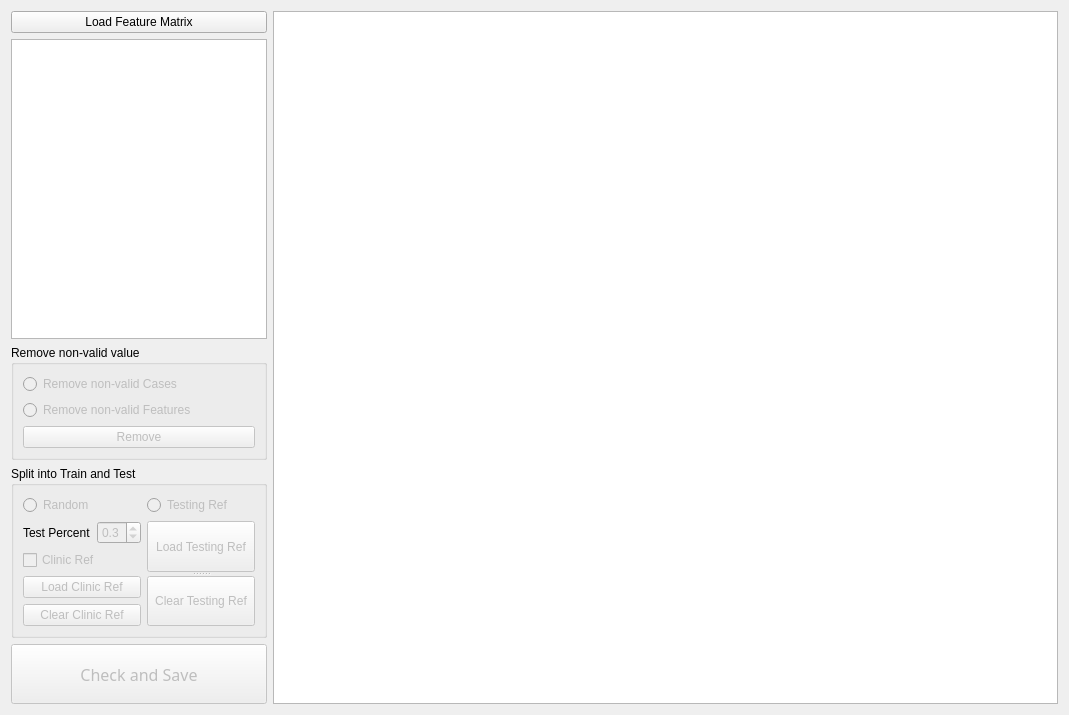
Old version of the form GUI/Prepare.ui in the repository salan668/FAE.
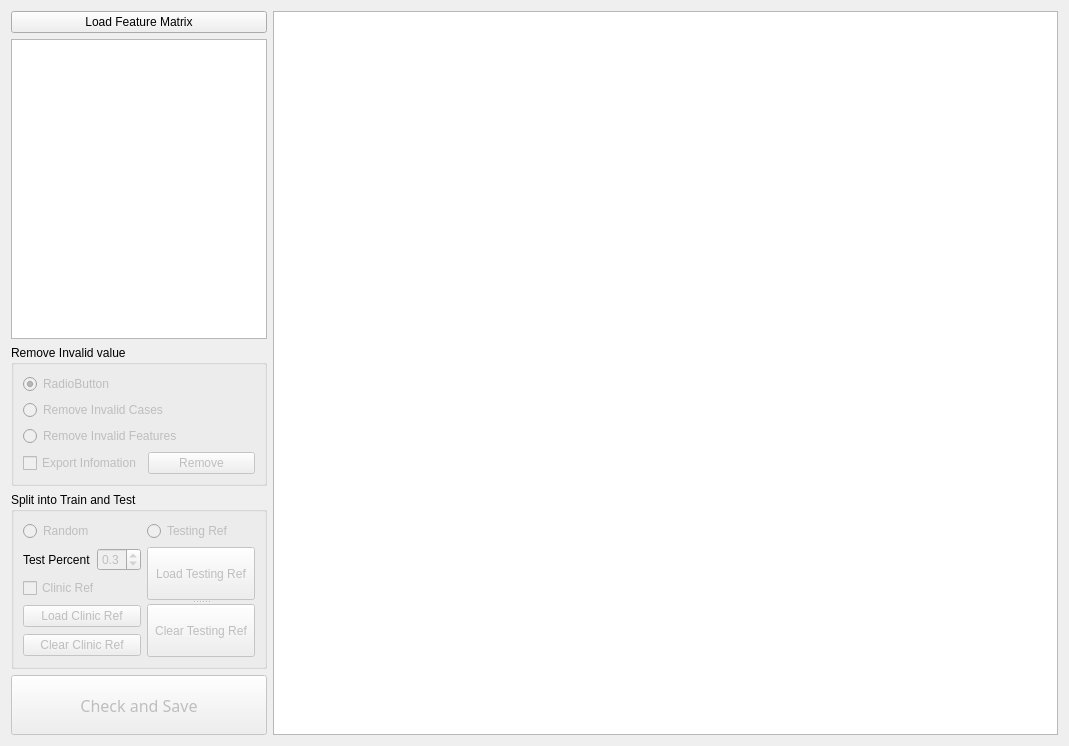
New version of the form.

Commit message: Implement the UI of Remove invalid features in Prepare.

```diff
--- a/GUI/Prepare.ui
+++ b/GUI/Prepare.ui
@@ -7,7 +7,7 @@
     <x>0</x>
     <y>0</y>
     <width>1069</width>
-    <height>697</height>
+    <height>746</height>
    </rect>
   </property>
   <property name="windowTitle">
@@ -83,18 +83,31 @@
           </size>
          </property>
          <property name="title">
-          <string>Remove non-valid value</string>
+          <string>Remove Invalid value</string>
          </property>
          <layout class="QGridLayout" name="gridLayout">
           <item row="0" column="0">
            <layout class="QVBoxLayout" name="verticalLayout_2">
+            <item>
+             <widget class="QRadioButton" name="radioRemoveNone">
+              <property name="enabled">
+               <bool>false</bool>
+              </property>
+              <property name="text">
+               <string>RadioButton</string>
+              </property>
+              <property name="checked">
+               <bool>true</bool>
+              </property>
+             </widget>
+            </item>
             <item>
              <widget class="QRadioButton" name="radioRemoveNonvalidCases">
               <property name="enabled">
                <bool>false</bool>
               </property>
               <property name="text">
-               <string>Remove non-valid Cases</string>
+               <string>Remove Invalid Cases</string>
               </property>
              </widget>
             </item>
@@ -104,12 +117,24 @@
                <bool>false</bool>
               </property>
               <property name="text">
-               <string>Remove non-valid Features</string>
+               <string>Remove Invalid Features</string>
               </property>
              </widget>
             </item>
             <item>
-             <widget class="QPushButton" name="buttonRemove">
+             <layout class="QHBoxLayout" name="horizontalLayout_3">
+              <item>
+               <widget class="QCheckBox" name="checkExport">
+                <property name="enabled">
+                 <bool>false</bool>
+                </property>
+                <property name="text">
+                 <string>Export Infomation</string>
+                </property>
+               </widget>
+              </item>
+              <item>
+               <widget class="QPushButton" name="buttonRemoveAndExport">
               <property name="enabled">
                <bool>false</bool>
               </property>
@@ -121,6 +146,8 @@
            </layout>
           </item>
          </layout>
+          </item>
+         </layout>
         </widget>
        </item>
        <item>
@@ -242,19 +269,6 @@
               </item>
              </layout>
             </item>
-            <item>
-             <spacer name="verticalSpacer_2">
-              <property name="orientation">
-               <enum>Qt::Vertical</enum>
-              </property>
-              <property name="sizeHint" stdset="0">
-               <size>
-                <width>20</width>
-                <height>40</height>
-               </size>
-              </property>
-             </spacer>
-            </item>
            </layout>
           </item>
          </layout>
```
Lines whose indentation alone changed are shown as unchanged. The commit also changes 3 other files.
